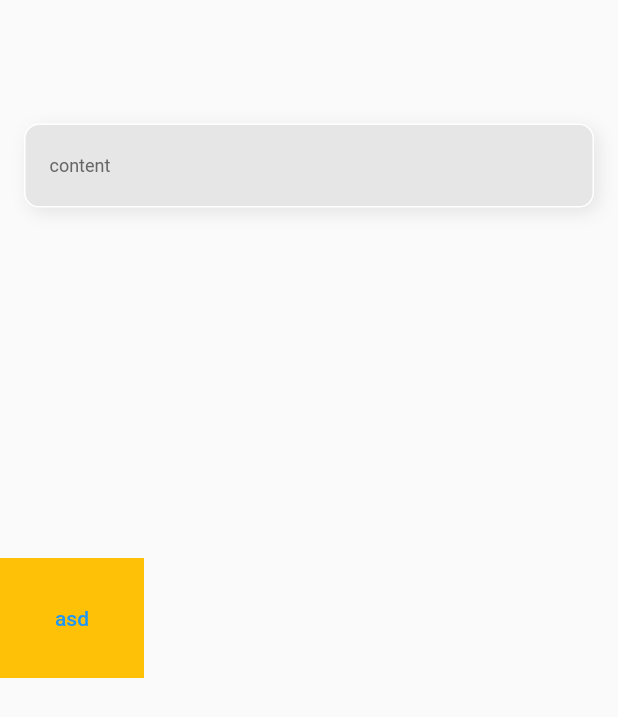
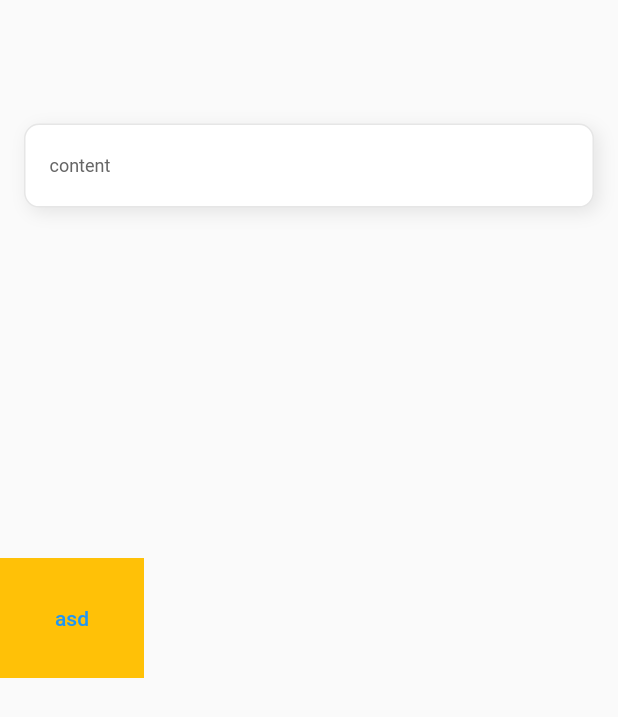
Before and after one commit to sniperfactory-official/sfac-designkit-flutter, a Flutter app: the screen it shows after launch, after a tap on "asd", on a phone screen of 412 x 824 dp. Shown: the top 717 px of the screen. Run offline on Flutter 3.47's test engine with Material 2 defaults, Android fonts, the phone set to English and light mode, and no system bars; our stand-ins replace flutter_svg; Roboto replaces fonts that are missing (PretendardRegular).

Commit message:
juno, Update:: status 기본값 추가, toast, border color 위치 맞바꿈 #79

```diff
--- a/lib/widgets/toast/toast.dart
+++ b/lib/widgets/toast/toast.dart
@@ -9,7 +9,7 @@ class SFToast extends StatefulWidget {
     this.top,
     this.left,
     this.right,
-    this.status,
+    required this.status,
     this.title,
     this.titleTextStyle,
     required this.content,
@@ -187,10 +187,10 @@ class _SFToastState extends State<SFToast> with SingleTickerProviderStateMixin {
                   blurRadius: 9,
                 )
               ],
-              color: borderColor,
+              color: toastColor,
               borderRadius: widget.toastRadius ?? BorderRadius.circular(10.0),
               border: Border.all(
-                color: toastColor,
+                color: borderColor,
               ),
             ),
             child: Row(
@@ -251,7 +251,7 @@ void showToast(
   double? top,
   double? left,
   double? right,
-  SFToastStatus? status,
+  SFToastStatus status = SFToastStatus.simple,
   String? title,
   TextStyle? titleTextStyle,
   required String content,
```
Also changed, not shown: example/lib/toast.dart (added, +26 -0 lines).
